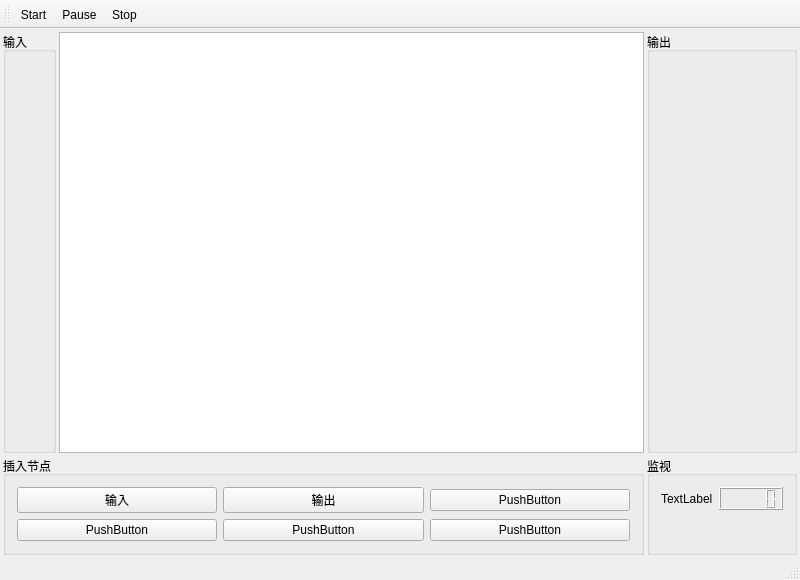
Old version of the form Crystal Software (Qt)/Framework/Controller.ui in the repository yyx112358/Crystal-Software-Platform.
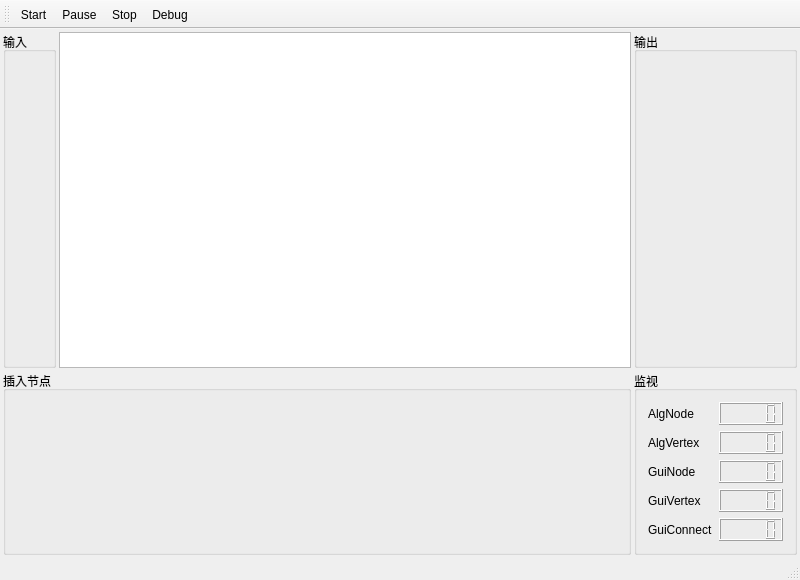
New version of the form.

Diff of the .ui file:
```diff
--- a/Crystal Software (Qt)/Framework/Controller.ui
+++ b/Crystal Software (Qt)/Framework/Controller.ui
@@ -35,6 +35,7 @@
       <property name="title">
        <string>输出</string>
       </property>
+      <layout class="QVBoxLayout" name="verticalLayout_Output"/>
      </widget>
     </item>
     <item row="0" column="1">
@@ -52,50 +53,7 @@
       <property name="title">
        <string>插入节点</string>
       </property>
-      <layout class="QGridLayout" name="gridLayout_2">
-       <item row="0" column="1">
-        <widget class="QPushButton" name="pushButton_Output">
-         <property name="text">
-          <string>输出</string>
-         </property>
-        </widget>
-       </item>
-       <item row="0" column="0">
-        <widget class="QPushButton" name="pushButton_Input">
-         <property name="text">
-          <string>输入</string>
-         </property>
-        </widget>
-       </item>
-       <item row="0" column="2">
-        <widget class="QPushButton" name="pushButton_3">
-         <property name="text">
-          <string>PushButton</string>
-         </property>
-        </widget>
-       </item>
-       <item row="1" column="0">
-        <widget class="QPushButton" name="pushButton_4">
-         <property name="text">
-          <string>PushButton</string>
-         </property>
-        </widget>
-       </item>
-       <item row="1" column="1">
-        <widget class="QPushButton" name="pushButton_5">
-         <property name="text">
-          <string>PushButton</string>
-         </property>
-        </widget>
-       </item>
-       <item row="1" column="2">
-        <widget class="QPushButton" name="pushButton_6">
-         <property name="text">
-          <string>PushButton</string>
-         </property>
-        </widget>
-       </item>
-      </layout>
+      <layout class="QGridLayout" name="gridLayout_Node"/>
      </widget>
     </item>
     <item row="1" column="2">
@@ -107,12 +65,52 @@
        <item row="0" column="0">
         <widget class="QLabel" name="label">
          <property name="text">
-          <string>TextLabel</string>
+          <string>AlgNode</string>
          </property>
         </widget>
        </item>
        <item row="0" column="1">
-        <widget class="QLCDNumber" name="lcdNumber_Node"/>
+        <widget class="QLCDNumber" name="lcdNumber_AlgNode"/>
+       </item>
+       <item row="1" column="0">
+        <widget class="QLabel" name="label_2">
+         <property name="text">
+          <string>AlgVertex</string>
+         </property>
+        </widget>
+       </item>
+       <item row="1" column="1">
+        <widget class="QLCDNumber" name="lcdNumber_AlgVertex"/>
+       </item>
+       <item row="2" column="0">
+        <widget class="QLabel" name="label_3">
+         <property name="text">
+          <string>GuiNode</string>
+         </property>
+        </widget>
+       </item>
+       <item row="2" column="1">
+        <widget class="QLCDNumber" name="lcdNumber_GuiNode"/>
+       </item>
+       <item row="3" column="0">
+        <widget class="QLabel" name="label_4">
+         <property name="text">
+          <string>GuiVertex</string>
+         </property>
+        </widget>
+       </item>
+       <item row="3" column="1">
+        <widget class="QLCDNumber" name="lcdNumber_GuiVertex"/>
+       </item>
+       <item row="4" column="0">
+        <widget class="QLabel" name="label_5">
+         <property name="text">
+          <string>GuiConnect</string>
+         </property>
+        </widget>
+       </item>
+       <item row="4" column="1">
+        <widget class="QLCDNumber" name="lcdNumber_GuiConnection"/>
        </item>
       </layout>
      </widget>
@@ -139,6 +137,7 @@
    <addaction name="actionStart"/>
    <addaction name="actionPause"/>
    <addaction name="actionStop"/>
+   <addaction name="actionDebug"/>
   </widget>
   <widget class="QStatusBar" name="statusBar"/>
   <action name="actionStart">
@@ -156,6 +155,11 @@
     <string>Stop</string>
    </property>
   </action>
+  <action name="actionDebug">
+   <property name="text">
+    <string>Debug</string>
+   </property>
+  </action>
  </widget>
  <layoutdefault spacing="6" margin="11"/>
  <resources/>
```
Left out of the diff: 1 changed line with no effect on the pictures.
